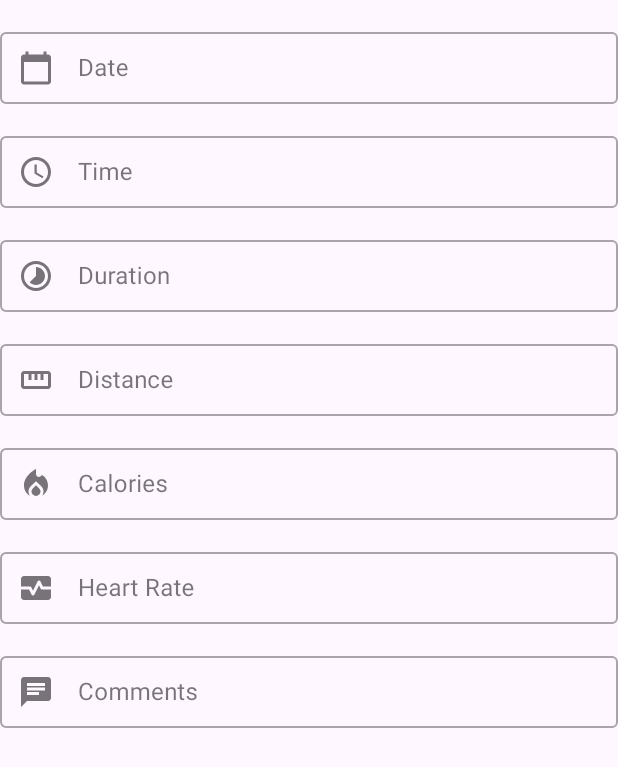
After one commit to salmanayazz/my-runs, an Android app: the ManualInputActivity screen opened directly, with no data from a screen before it, on a phone screen of 412 x 824 dp. The commit adds this screen. Shown: the top 767 px of the screen. Run offline under Robolectric (Android 15) with nearby library versions, the phone set to English and light mode, and no system bars.

Commit message:
added selector buttons with icons i ManualInputActivity

```diff
--- /dev/null
+++ b/app/src/main/java/com/example/salman_ayaz_myruns/ManualInputActivity.kt
@@ -0,0 +1,53 @@
+package com.example.salman_ayaz_myruns
+
+import android.content.DialogInterface
+import androidx.appcompat.app.AppCompatActivity
+import android.os.Bundle
+import android.text.InputType
+import android.view.LayoutInflater
+import android.widget.EditText
+import android.widget.LinearLayout
+import android.widget.TextView
+import androidx.appcompat.app.AlertDialog
+import com.google.android.material.textfield.TextInputLayout
+
+class ManualInputActivity : AppCompatActivity() {
+    private val dateSelector by lazy { findViewById<EditText>(R.id.date_selector) }
+    private val timeSelector by lazy { findViewById<EditText>(R.id.time_selector) }
+    private val durationSelector by lazy { findViewById<EditText>(R.id.duration_selector) }
+    private val distanceSelector by lazy { findViewById<EditText>(R.id.distance_selector) }
+    private val caloriesSelector by lazy { findViewById<EditText>(R.id.calories_selector) }
+    private val heatRateSelector by lazy { findViewById<EditText>(R.id.heart_rate_selector) }
+    private val commentsSelector by lazy { findViewById<EditText>(R.id.comments_selector) }
+
+    override fun onCreate(savedInstanceState: Bundle?) {
+        super.onCreate(savedInstanceState)
+        setContentView(R.layout.activity_manual_input)
+        initializeListeners()
+    }
+
+    private fun initializeListeners() {
+        dateSelector.setOnClickListener() {
+
+        }
+        timeSelector.setOnClickListener() {
+
+        }
+        durationSelector.setOnClickListener() {
+
+        }
+        distanceSelector.setOnClickListener() {
+
+        }
+        caloriesSelector.setOnClickListener() {
+
+        }
+        heatRateSelector.setOnClickListener() {
+
+        }
+        commentsSelector.setOnClickListener() {
+
+        }
+    }
+
+}
--- a/app/src/main/java/com/example/salman_ayaz_myruns/StartRunsFragment.kt
+++ b/app/src/main/java/com/example/salman_ayaz_myruns/StartRunsFragment.kt
@@ -1,5 +1,7 @@
 package com.example.salman_ayaz_myruns
 
+import android.app.AlertDialog
+import android.content.Intent
 import android.os.Bundle
 import androidx.fragment.app.Fragment
 import android.view.LayoutInflater
@@ -7,13 +9,14 @@ import android.view.View
 import android.view.ViewGroup
 import android.widget.ArrayAdapter
 import android.widget.AutoCompleteTextView
+import android.widget.Button
 import android.widget.Spinner
 import com.google.android.material.textfield.TextInputLayout
 
 // TODO: Rename parameter arguments, choose names that match
 // the fragment initialization parameters, e.g. ARG_ITEM_NUMBER
-private const val ARG_PARAM1 = "param1"
-private const val ARG_PARAM2 = "param2"
+//private const val ARG_PARAM1 = "param1"
+//private const val ARG_PARAM2 = "param2"
 
 /**
  * A simple [Fragment] subclass.
@@ -22,15 +25,19 @@ private const val ARG_PARAM2 = "param2"
  */
 class StartRunsFragment : Fragment() {
     // TODO: Rename and change types of parameters
-    private var param1: String? = null
-    private var param2: String? = null
+//    private var param1: String? = null
+//    private var param2: String? = null
+
+    private lateinit var inputType: AutoCompleteTextView
+    private lateinit var activityType: AutoCompleteTextView
+    private lateinit var startButton: Button
 
     override fun onCreate(savedInstanceState: Bundle?) {
         super.onCreate(savedInstanceState)
-        arguments?.let {
-            param1 = it.getString(ARG_PARAM1)
-            param2 = it.getString(ARG_PARAM2)
-        }
+//        arguments?.let {
+//            param1 = it.getString(ARG_PARAM1)
+//            param2 = it.getString(ARG_PARAM2)
+//        }
     }
 
     override fun onCreateView(
@@ -40,33 +47,54 @@ class StartRunsFragment : Fragment() {
         // Inflate the layout for this fragment
         val rootView = inflater.inflate(R.layout.fragment_start_runs, container, false)
 
+        inputType = rootView.findViewById(R.id.actv_input_type)
+        activityType = rootView.findViewById(R.id.actv_activity_type)
+
         setupACTV(
             rootView,
-            R.id.actv_input_type,
+            inputType.id,
             listOf("Manual Entry", "GPS", "Automatic")
         )
+
+        setupACTV(
+            rootView,
+            activityType.id,
+            listOf(
+                "Running", "Walking", "Standing", "Cycling",
+                "Hiking", "Downhill Skiing", "Cross-Country Skiing",
+                "Snowboarding", "Skating", "Swimming", "Mountain Biking",
+                "Wheelchair", "Elliptical", "Other"
+            )
+        )
+
+        startButton = rootView.findViewById(R.id.button_start)
+        startButton.setOnClickListener() {
+            val settings = Intent(requireActivity(), ManualInputActivity::class.java)
+            startActivity(settings)
+        }
+
         return rootView
     }
 
-    companion object {
-        /**
-         * Use this factory method to create a new instance of
-         * this fragment using the provided parameters.
-         *
-         * @param param1 Parameter 1.
-         * @param param2 Parameter 2.
-         * @return A new instance of fragment StartRunsFragment.
-         */
-        // TODO: Rename and change types and number of parameters
-        @JvmStatic
-        fun newInstance(param1: String, param2: String) =
-            StartRunsFragment().apply {
-                arguments = Bundle().apply {
-                    putString(ARG_PARAM1, param1)
-                    putString(ARG_PARAM2, param2)
-                }
-            }
-    }
+//    companion object {
+//        /**
+//         * Use this factory method to create a new instance of
+//         * this fragment using the provided parameters.
+//         *
+//         * @param param1 Parameter 1.
+//         * @param param2 Parameter 2.
+//         * @return A new instance of fragment StartRunsFragment.
+//         */
+//        // TODO: Rename and change types and number of parameters
+//        @JvmStatic
+//        fun newInstance(param1: String, param2: String) =
+//            StartRunsFragment().apply {
+//                arguments = Bundle().apply {
+//                    putString(ARG_PARAM1, param1)
+//                    putString(ARG_PARAM2, param2)
+//                }
+//            }
+//    }
 
     private fun setupACTV(rootView: View, actvID: Int, menuOptions: List<String>) {
         val autoCompleteTextView = rootView.findViewById<AutoCompleteTextView>(actvID)
--- /dev/null
+++ b/app/src/main/res/drawable/baseline_access_time_24.xml
@@ -0,0 +1,6 @@
+<vector android:height="24dp" android:tint="#000000"
+    android:viewportHeight="24" android:viewportWidth="24"
+    android:width="24dp" xmlns:android="http://schemas.android.com/apk/res/android">
+    <path android:fillColor="@android:color/white" android:pathData="M11.99,2C6.47,2 2,6.48 2,12s4.47,10 9.99,10C17.52,22 22,17.52 22,12S17.52,2 11.99,2zM12,20c-4.42,0 -8,-3.58 -8,-8s3.58,-8 8,-8 8,3.58 8,8 -3.58,8 -8,8z"/>
+    <path android:fillColor="@android:color/white" android:pathData="M12.5,7H11v6l5.25,3.15 0.75,-1.23 -4.5,-2.67z"/>
+</vector>
--- /dev/null
+++ b/app/src/main/res/drawable/baseline_chat_24.xml
@@ -0,0 +1,5 @@
+<vector android:autoMirrored="true" android:height="24dp"
+    android:tint="#000000" android:viewportHeight="24"
+    android:viewportWidth="24" android:width="24dp" xmlns:android="http://schemas.android.com/apk/res/android">
+    <path android:fillColor="@android:color/white" android:pathData="M20,2L4,2c-1.1,0 -1.99,0.9 -1.99,2L2,22l4,-4h14c1.1,0 2,-0.9 2,-2L22,4c0,-1.1 -0.9,-2 -2,-2zM6,9h12v2L6,11L6,9zM14,14L6,14v-2h8v2zM18,8L6,8L6,6h12v2z"/>
+</vector>
--- /dev/null
+++ b/app/src/main/res/drawable/baseline_local_fire_department_24.xml
@@ -0,0 +1,6 @@
+<vector android:height="24dp" android:tint="#000000"
+    android:viewportHeight="24" android:viewportWidth="24"
+    android:width="24dp" xmlns:android="http://schemas.android.com/apk/res/android">
+    <path android:fillColor="@android:color/white" android:pathData="M12,12.9l-2.13,2.09C9.31,15.55 9,16.28 9,17.06C9,18.68 10.35,20 12,20s3,-1.32 3,-2.94c0,-0.78 -0.31,-1.52 -0.87,-2.07L12,12.9z"/>
+    <path android:fillColor="@android:color/white" android:pathData="M16,6l-0.44,0.55C14.38,8.02 12,7.19 12,5.3V2c0,0 -8,4 -8,11c0,2.92 1.56,5.47 3.89,6.86C7.33,19.07 7,18.1 7,17.06c0,-1.32 0.52,-2.56 1.47,-3.5L12,10.1l3.53,3.47c0.95,0.93 1.47,2.17 1.47,3.5c0,1.02 -0.31,1.96 -0.85,2.75c1.89,-1.15 3.29,-3.06 3.71,-5.3C20.52,10.97 18.79,7.62 16,6z"/>
+</vector>
--- /dev/null
+++ b/app/src/main/res/drawable/baseline_monitor_heart_24.xml
@@ -0,0 +1,6 @@
+<vector android:height="24dp" android:tint="#000000"
+    android:viewportHeight="24" android:viewportWidth="24"
+    android:width="24dp" xmlns:android="http://schemas.android.com/apk/res/android">
+    <path android:fillColor="@android:color/white" android:pathData="M15.11,12.45L14,10.24l-3.11,6.21C10.73,16.79 10.38,17 10,17s-0.73,-0.21 -0.89,-0.55L7.38,13H2v5c0,1.1 0.9,2 2,2h16c1.1,0 2,-0.9 2,-2v-5h-6C15.62,13 15.27,12.79 15.11,12.45z"/>
+    <path android:fillColor="@android:color/white" android:pathData="M20,4H4C2.9,4 2,4.9 2,6v5h6c0.38,0 0.73,0.21 0.89,0.55L10,13.76l3.11,-6.21c0.34,-0.68 1.45,-0.68 1.79,0L16.62,11H22V6C22,4.9 21.1,4 20,4z"/>
+</vector>
--- /dev/null
+++ b/app/src/main/res/drawable/baseline_timelapse_24.xml
@@ -0,0 +1,5 @@
+<vector android:height="24dp" android:tint="#000000"
+    android:viewportHeight="24" android:viewportWidth="24"
+    android:width="24dp" xmlns:android="http://schemas.android.com/apk/res/android">
+    <path android:fillColor="@android:color/white" android:pathData="M16.24,7.76C15.07,6.59 13.54,6 12,6v6l-4.24,4.24c2.34,2.34 6.14,2.34 8.49,0 2.34,-2.34 2.34,-6.14 -0.01,-8.48zM12,2C6.48,2 2,6.48 2,12s4.48,10 10,10 10,-4.48 10,-10S17.52,2 12,2zM12,20c-4.42,0 -8,-3.58 -8,-8s3.58,-8 8,-8 8,3.58 8,8 -3.58,8 -8,8z"/>
+</vector>
--- /dev/null
+++ b/app/src/main/res/drawable/straighten_24.xml
@@ -0,0 +1,9 @@
+<vector xmlns:android="http://schemas.android.com/apk/res/android"
+    android:width="24dp"
+    android:height="24dp"
+    android:viewportWidth="960"
+    android:viewportHeight="960">
+  <path
+      android:fillColor="#FF000000"
+      android:pathData="M160,720q-33,0 -56.5,-23.5T80,640v-320q0,-33 23.5,-56.5T160,240h640q33,0 56.5,23.5T880,320v320q0,33 -23.5,56.5T800,720L160,720ZM160,640h640v-320L680,320v160h-80v-160h-80v160h-80v-160h-80v160h-80v-160L160,320v320ZM280,480h80,-80ZM440,480h80,-80ZM600,480h80,-80ZM480,480Z"/>
+</vector>
--- /dev/null
+++ b/app/src/main/res/layout/activity_manual_input.xml
@@ -0,0 +1,136 @@
+<?xml version="1.0" encoding="utf-8"?>
+<LinearLayout xmlns:android="http://schemas.android.com/apk/res/android"
+    xmlns:app="http://schemas.android.com/apk/res-auto"
+    xmlns:tools="http://schemas.android.com/tools"
+    android:layout_width="match_parent"
+    android:layout_height="match_parent"
+    tools:context=".ManualInputActivity"
+    android:orientation="vertical">
+
+    <com.google.android.material.textfield.TextInputLayout
+        android:layout_width="match_parent"
+        android:layout_height="wrap_content"
+        android:hint="Date"
+        app:startIconDrawable="@drawable/baseline_calendar_today_24"
+        style="@style/TextInputLayout">
+
+        <EditText
+            android:id="@+id/date_selector"
+            android:layout_width="match_parent"
+            android:layout_height="wrap_content"
+            android:inputType="none"
+            android:focusable="false"
+            android:clickable="true"
+            style="@style/EditText" />
+
+    </com.google.android.material.textfield.TextInputLayout>
+
+    <com.google.android.material.textfield.TextInputLayout
+        android:layout_width="match_parent"
+        android:layout_height="wrap_content"
+        android:hint="Time"
+        app:startIconDrawable="@drawable/baseline_access_time_24"
+        style="@style/TextInputLayout">
+
+        <EditText
+            android:id="@+id/time_selector"
+            android:layout_width="match_parent"
+            android:layout_height="wrap_content"
+            android:inputType="none"
+            android:focusable="false"
+            android:clickable="true"
+            style="@style/EditText" />
+
+    </com.google.android.material.textfield.TextInputLayout>
+
+    <com.google.android.material.textfield.TextInputLayout
+        android:layout_width="match_parent"
+        android:layout_height="wrap_content"
+        android:hint="Duration"
+        app:startIconDrawable="@drawable/baseline_timelapse_24"
+        style="@style/TextInputLayout">
+
+        <EditText
+            android:id="@+id/duration_selector"
+            android:layout_width="match_parent"
+            android:layout_height="wrap_content"
+            android:inputType="none"
+            android:focusable="false"
+            android:clickable="true"
+            style="@style/EditText" />
+
+    </com.google.android.material.textfield.TextInputLayout>
+
+    <com.google.android.material.textfield.TextInputLayout
+        android:layout_width="match_parent"
+        android:layout_height="wrap_content"
+        android:hint="Distance"
+        app:startIconDrawable="@drawable/straighten_24"
+        style="@style/TextInputLayout">
+
+        <EditText
+            android:id="@+id/distance_selector"
+            android:layout_width="match_parent"
+            android:layout_height="wrap_content"
+            android:inputType="none"
+            android:focusable="false"
+            android:clickable="true"
+            style="@style/EditText" />
+
+    </com.google.android.material.textfield.TextInputLayout>
+
+    <com.google.android.material.textfield.TextInputLayout
+        android:layout_width="match_parent"
+        android:layout_height="wrap_content"
+        android:hint="Calories"
+        app:startIconDrawable="@drawable/baseline_local_fire_department_24"
+        style="@style/TextInputLayout">
+
+        <EditText
+            android:id="@+id/calories_selector"
+            android:layout_width="match_parent"
+            android:layout_height="wrap_content"
+            android:inputType="none"
+            android:focusable="false"
+            android:clickable="true"
+            style="@style/EditText" />
+
+    </com.google.android.material.textfield.TextInputLayout>
+
+    <com.google.android.material.textfield.TextInputLayout
+        android:layout_width="match_parent"
+        android:layout_height="wrap_content"
+        android:hint="Heart Rate"
+        app:startIconDrawable="@drawable/baseline_monitor_heart_24"
+        style="@style/TextInputLayout">
+
+        <EditText
+            android:id="@+id/heart_rate_selector"
+            android:layout_width="match_parent"
+            android:layout_height="wrap_content"
+            android:inputType="none"
+            android:focusable="false"
+            android:clickable="true"
+            style="@style/EditText" />
+
+    </com.google.android.material.textfield.TextInputLayout>
+
+    <com.google.android.material.textfield.TextInputLayout
+        android:layout_width="match_parent"
+        android:layout_height="wrap_content"
+        android:hint="Comments"
+        app:startIconDrawable="@drawable/baseline_chat_24"
+        style="@style/TextInputLayout">
+
+        <EditText
+            android:id="@+id/comments_selector"
+            android:layout_width="match_parent"
+            android:layout_height="wrap_content"
+            android:inputType="none"
+            android:focusable="false"
+            android:clickable="true"
+            style="@style/EditText" />
+
+    </com.google.android.material.textfield.TextInputLayout>
+
+</LinearLayout>
--- a/app/src/main/res/layout/fragment_start_runs.xml
+++ b/app/src/main/res/layout/fragment_start_runs.xml
@@ -1,9 +1,11 @@
 <?xml version="1.0" encoding="utf-8"?>
-<FrameLayout xmlns:android="http://schemas.android.com/apk/res/android"
+<LinearLayout xmlns:android="http://schemas.android.com/apk/res/android"
+    xmlns:app="http://schemas.android.com/apk/res-auto"
     xmlns:tools="http://schemas.android.com/tools"
     android:layout_width="match_parent"
     android:layout_height="match_parent"
-    xmlns:app="http://schemas.android.com/apk/res-auto"
+    android:gravity="center_horizontal"
+    android:orientation="vertical"
     tools:context=".StartRunsFragment">
 
     <com.google.android.material.textfield.TextInputLayout
@@ -16,9 +18,29 @@
             android:id="@+id/actv_input_type"
             android:layout_width="match_parent"
             android:layout_height="wrap_content"
-            android:inputType="none"
-            />
+            android:inputType="none" />
 
     </com.google.android.material.textfield.TextInputLayout>
 
-</FrameLayout>
+    <com.google.android.material.textfield.TextInputLayout
+        style="@style/Widget.MaterialComponents.TextInputLayout.OutlinedBox.ExposedDropdownMenu"
+        android:layout_width="match_parent"
+        android:layout_height="wrap_content"
+        android:hint="Activity Type">
+
+        <AutoCompleteTextView
+            android:id="@+id/actv_activity_type"
+            android:layout_width="match_parent"
+            android:layout_height="wrap_content"
+            android:inputType="none" />
+
+    </com.google.android.material.textfield.TextInputLayout>
+
+    <Button
+        android:id="@+id/button_start"
+        style="@style/Button.TextButton"
+        android:layout_width="wrap_content"
+        android:layout_height="wrap_content"
+        android:text="Start" />
+
+</LinearLayout>
```
Also changed, not shown: app/src/main/AndroidManifest.xml (+11 -4 lines).
